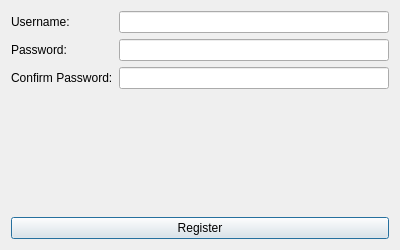
This is registerdialog.ui in MohamedElaassal/Gestion-Club-Cpp as Qt 5 draws it before an edit. The edited form follows.
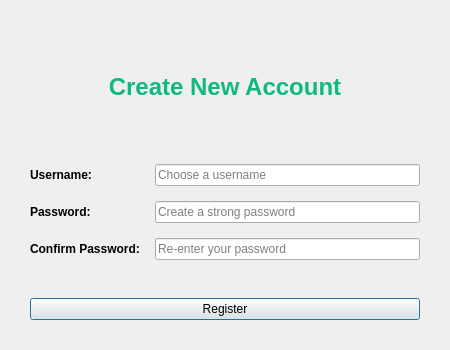
This is the edited form. Icons and pictures are not drawn.

Patch:
```diff
--- a/registerdialog.ui
+++ b/registerdialog.ui
@@ -6,31 +6,81 @@
    <rect>
     <x>0</x>
     <y>0</y>
-    <width>400</width>
-    <height>250</height>
+    <width>450</width>
+    <height>350</height>
    </rect>
   </property>
+  <property name="minimumSize">
+   <size>
+    <width>450</width>
+    <height>350</height>
+   </size>
+  </property>
   <property name="windowTitle">
    <string>Register</string>
   </property>
   <layout class="QVBoxLayout" name="verticalLayout">
+   <property name="spacing">
+    <number>20</number>
+   </property>
+   <property name="leftMargin">
+    <number>30</number>
+   </property>
+   <property name="topMargin">
+    <number>30</number>
+   </property>
+   <property name="rightMargin">
+    <number>30</number>
+   </property>
+   <property name="bottomMargin">
+    <number>30</number>
+   </property>
+   <item>
+    <widget class="QLabel" name="titleLabel">
+     <property name="text">
+      <string>Create New Account</string>
+     </property>
+     <property name="alignment">
+      <set>Qt::AlignCenter</set>
+     </property>
+     <property name="styleSheet">
+      <string>font-size: 18pt; font-weight: bold; color: #10b981;</string>
+     </property>
+    </widget>
+   </item>
    <item>
     <layout class="QFormLayout" name="formLayout">
+     <property name="horizontalSpacing">
+      <number>15</number>
+     </property>
+     <property name="verticalSpacing">
+      <number>15</number>
+     </property>
      <item row="0" column="0">
       <widget class="QLabel" name="label">
        <property name="text">
         <string>Username:</string>
        </property>
+       <property name="styleSheet">
+        <string>font-weight: 600;</string>
+       </property>
       </widget>
      </item>
      <item row="0" column="1">
-      <widget class="QLineEdit" name="usernameEdit"/>
+      <widget class="QLineEdit" name="usernameEdit">
+       <property name="placeholderText">
+        <string>Choose a username</string>
+       </property>
+      </widget>
      </item>
      <item row="1" column="0">
       <widget class="QLabel" name="label_2">
        <property name="text">
         <string>Password:</string>
        </property>
+       <property name="styleSheet">
+        <string>font-weight: 600;</string>
+       </property>
       </widget>
      </item>
      <item row="1" column="1">
@@ -38,6 +88,9 @@
        <property name="echoMode">
         <enum>QLineEdit::Password</enum>
        </property>
+       <property name="placeholderText">
+        <string>Create a strong password</string>
+       </property>
       </widget>
      </item>
      <item row="2" column="0">
@@ -45,6 +98,9 @@
        <property name="text">
         <string>Confirm Password:</string>
        </property>
+       <property name="styleSheet">
+        <string>font-weight: 600;</string>
+       </property>
       </widget>
      </item>
      <item row="2" column="1">
@@ -52,6 +108,9 @@
        <property name="echoMode">
         <enum>QLineEdit::Password</enum>
        </property>
+       <property name="placeholderText">
+        <string>Re-enter your password</string>
+       </property>
       </widget>
      </item>
     </layout>
```
Left out of the diff: 2 changed lines with no effect on the pictures.
